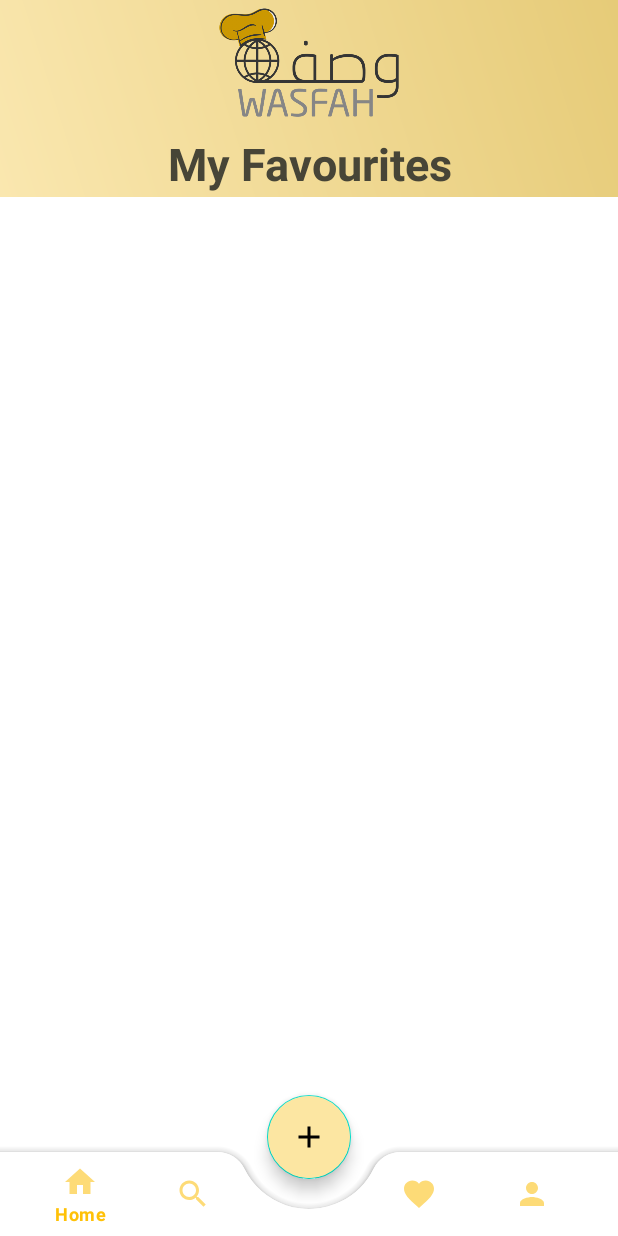
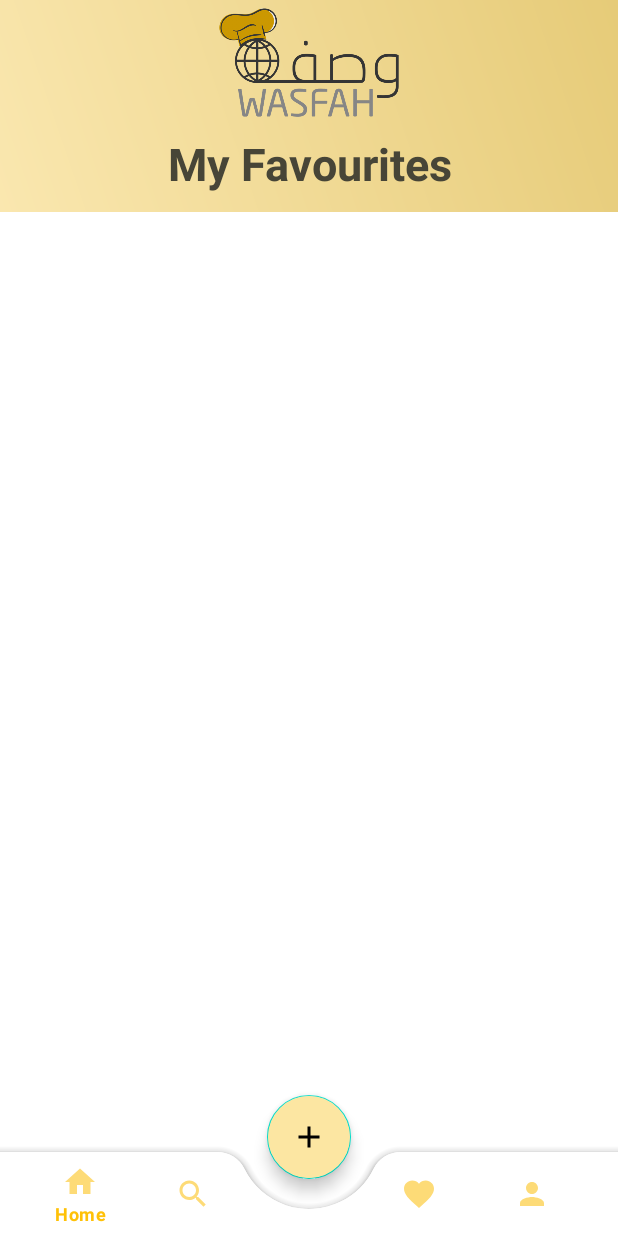
Before and after one commit to weaaaam7/Wasfah_, an Android app: the fragment Fav placed in its activity, on a phone screen of 412 x 824 dp. Run offline under Robolectric (Android 15) with nearby library versions, the phone set to English and light mode, and no system bars; our stand-ins replace Firebase (no records; nobody signed in at launch, a user with empty details on screens opened directly); Roboto replaces fonts that are not available here.

Commit message:
Favorite List

```diff
--- a/app/src/main/res/layout/fragment_fav.xml
+++ b/app/src/main/res/layout/fragment_fav.xml
@@ -15,7 +15,7 @@
 
         <LinearLayout
             android:layout_width="match_parent"
-            android:layout_height="131dp"
+            android:layout_height="141dp"
             android:background="@drawable/profile_bg"
             android:orientation="vertical">
 
```
